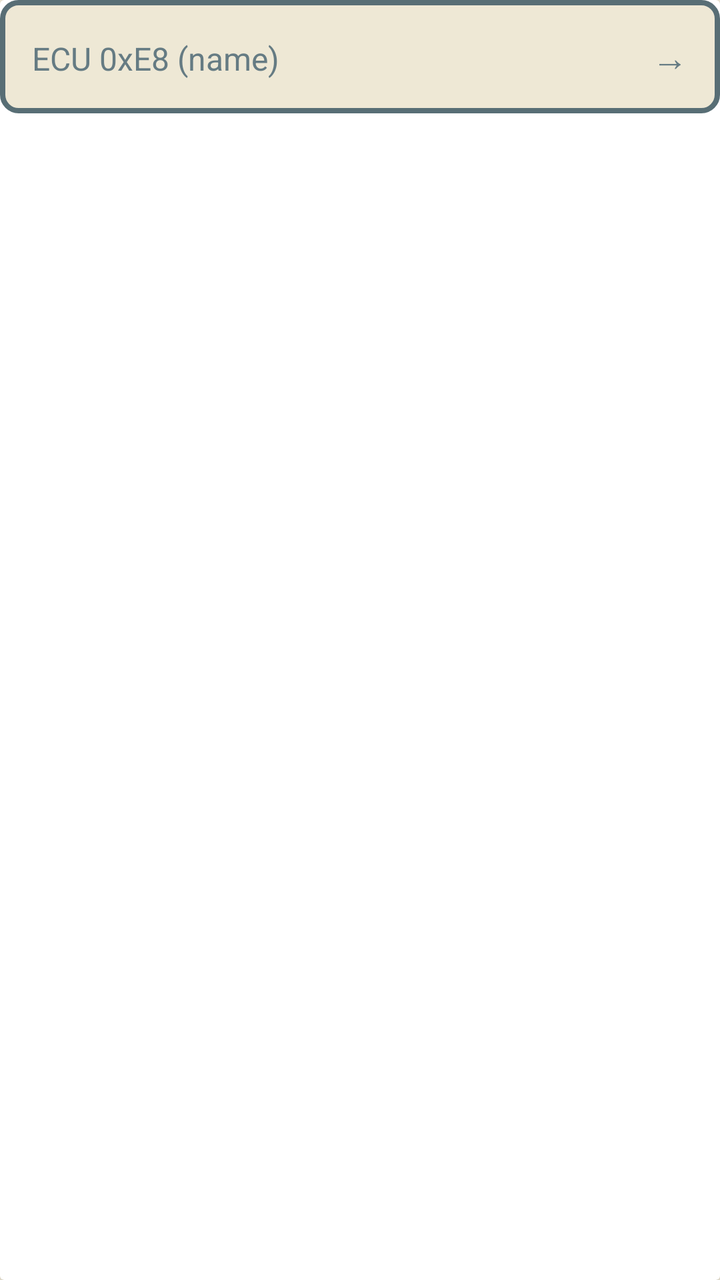
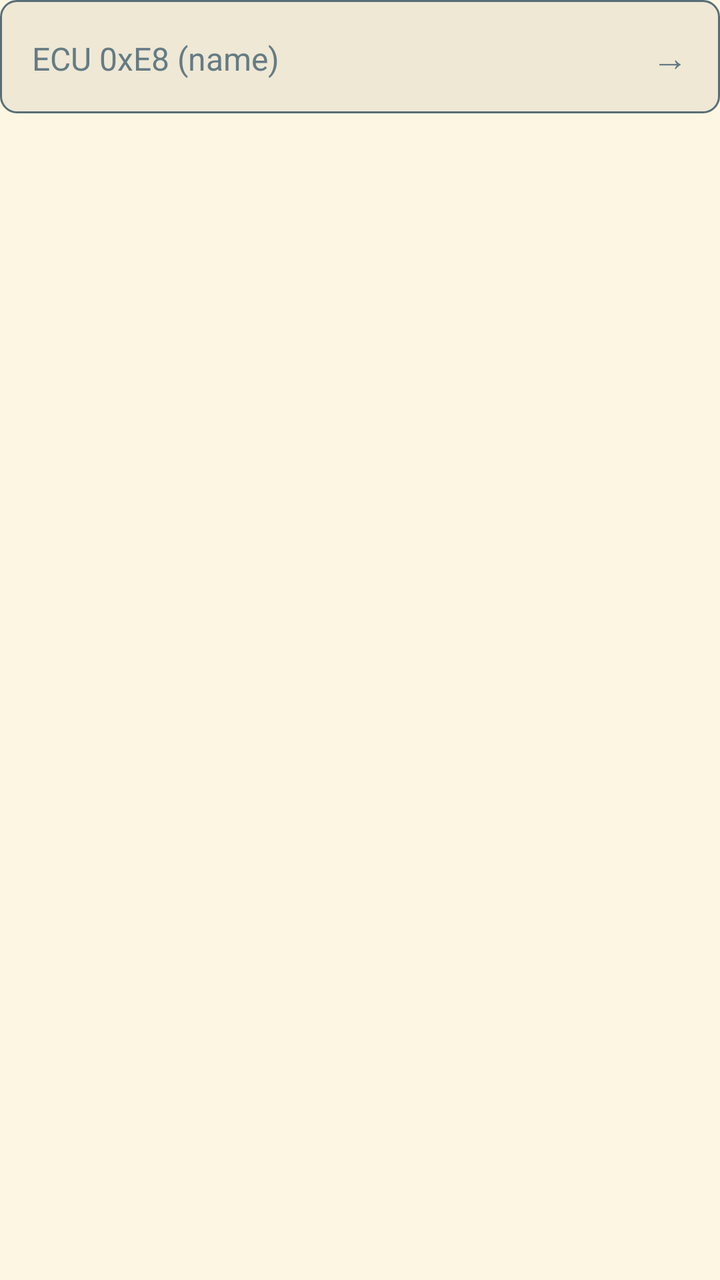

Compare the two renders of this Android layout. The source of the first and the diff that turns it into the second are given below.
<!-- AndroidManifest.xml: application theme Theme.Solarized -->
<!-- res/layout/sim_item.xml -->
<androidx.cardview.widget.CardView
    xmlns:android="http://schemas.android.com/apk/res/android"
    android:layout_margin="8dp"
    android:layout_width="match_parent"
    android:layout_height="wrap_content"
    android:radius="8dp"
    android:clickable="true"
    android:focusable="true"
    android:id="@+id/ecu_row_cardview"
    android:background="@drawable/border"
    android:foreground="?attr/selectableItemBackground"
    android:elevation="4dp">

    <LinearLayout
        android:orientation="horizontal"
        android:padding="16dp"
        android:background="@drawable/border"
        android:layout_width="match_parent"
        android:layout_height="wrap_content">

        <TextView
            android:id="@+id/ecu_title"
            android:layout_width="0dp"
            android:layout_weight="1"
            android:text="@string/sim_ecu_row_title"
            android:textSize="16sp"
            android:layout_height="wrap_content" />

        <TextView
            android:id="@+id/ecu_open"
            android:text="@string/sim_ecu_row_open"
            android:textSize="18sp"
            android:layout_height="wrap_content"
            android:layout_width="wrap_content" />

    </LinearLayout>

</androidx.cardview.widget.CardView>
<!-- resources referenced by this layout -->
<resources>
  <!-- drawable border (drawable) -->
  <shape xmlns:android="http://schemas.android.com/apk/res/android">
      
      <solid android:color="?attr/colorPrimary"/>
  
      
      <stroke
          android:width="2.5dp"
          android:color="?attr/android:textColorSecondary"/>
  
      
      <corners android:radius="8dp"/>
  
      
      <padding
          android:left="8dp"
          android:top="8dp"
          android:right="8dp"
          android:bottom="8dp"/>
  </shape>
  <string name="sim_ecu_row_open">→</string>
  <string name="sim_ecu_row_title">ECU 0xE8 (name)</string>
  <style name="Theme.Solarized" parent="Theme.AppCompat.Light.NoActionBar">
          <item name="colorPrimary">@color/sol_base2</item>
          <item name="colorPrimaryDark">@color/sol_base1</item>
          <item name="colorAccent">@color/sol_blue</item>
  
          <item name="android:windowBackground">@color/sol_base3</item>
          <item name="android:colorBackground">@color/sol_base3</item>
          <item name="android:textColor">@color/sol_base00</item>
          <item name="colorOnPrimary">@color/sol_base00</item>
          <item name="android:textColorSecondary">@color/sol_base01</item>
  
          <item name="android:textViewStyle">@style/Solarized.TextView.Light</item>
          <item name="android:editTextStyle">@style/Solarized.EditText.Light</item>
          <item name="android:buttonStyle">@style/Solarized.Button.Light</item>
          <item name="android:checkboxStyle">@style/Solarized.CheckBox.Light</item>
          <item name="android:alertDialogTheme">@style/Solarized.TextView.AlertDialog.Light</item>
      </style>
  <color name="sol_base2">#eee8d5</color>
  <color name="sol_base1">#93a1a1</color>
  <color name="sol_blue">#268bd2</color>
  <color name="sol_base3">#fdf6e3</color>
  <color name="sol_base00">#657b83</color>
  <color name="sol_base01">#586e75</color>
  <style name="Solarized.TextView.Light" parent="TextAppearance.AppCompat">
          <item name="android:textColor">@color/sol_base00</item>
      </style>
  <style name="Solarized.EditText.Light" parent="Widget.AppCompat.EditText">
          <item name="android:textColor">@color/sol_base00</item>
          <item name="android:textColorHint">@color/sol_base01</item>
          <item name="android:backgroundTint">@color/sol_base1</item>
      </style>
  <style name="Solarized.Button.Light" parent="Widget.AppCompat.Button">
          <item name="android:textColor">@color/sol_base3</item>
          <item name="android:backgroundTint">@color/sol_blue</item>
      </style>
  <style name="Solarized.CheckBox.Light" parent="Widget.AppCompat.CompoundButton.CheckBox">
          <item name="android:textColor">@color/sol_base00</item>
          <item name="buttonTint">@color/sol_cyan</item>
      </style>
  <style name="Solarized.TextView.AlertDialog.Light" parent="Theme.AppCompat.Dialog.Alert">
          <item name="android:background">@color/sol_base2</item>
      </style>
  <color name="sol_cyan">#2aa198</color>
</resources>

<!-- the commit's change to res/layout/sim_item.xml (unified diff, before → after) -->
@@ -1,5 +1,5 @@
-<androidx.cardview.widget.CardView
-    xmlns:android="http://schemas.android.com/apk/res/android"
+<androidx.cardview.widget.CardView xmlns:android="http://schemas.android.com/apk/res/android"
+    xmlns:app="http://schemas.android.com/apk/res-auto"
     android:layout_margin="8dp"
     android:layout_width="match_parent"
     android:layout_height="wrap_content"
@@ -7,15 +7,17 @@
     android:clickable="true"
     android:focusable="true"
     android:id="@+id/ecu_row_cardview"
-    android:background="@drawable/border"
-    android:foreground="?attr/selectableItemBackground"
-    android:elevation="4dp">
+    app:cardBackgroundColor="@android:color/transparent"
+    app:cardElevation="0dp"
+    app:cardUseCompatPadding="false"
+    app:cardPreventCornerOverlap="false"
+    android:elevation="0dp">
 
     <LinearLayout
         android:orientation="horizontal"
         android:padding="16dp"
+        android:layout_width="match_parent"
         android:background="@drawable/border"
-        android:layout_width="match_parent"
         android:layout_height="wrap_content">
 
         <TextView
<!-- resource entries referenced after the edit -->
@@ -7,7 +7,7 @@
   
       
       <stroke
-          android:width="2.5dp"
+          android:width="1dp"
           android:color="?attr/android:textColorSecondary"/>
   
       
